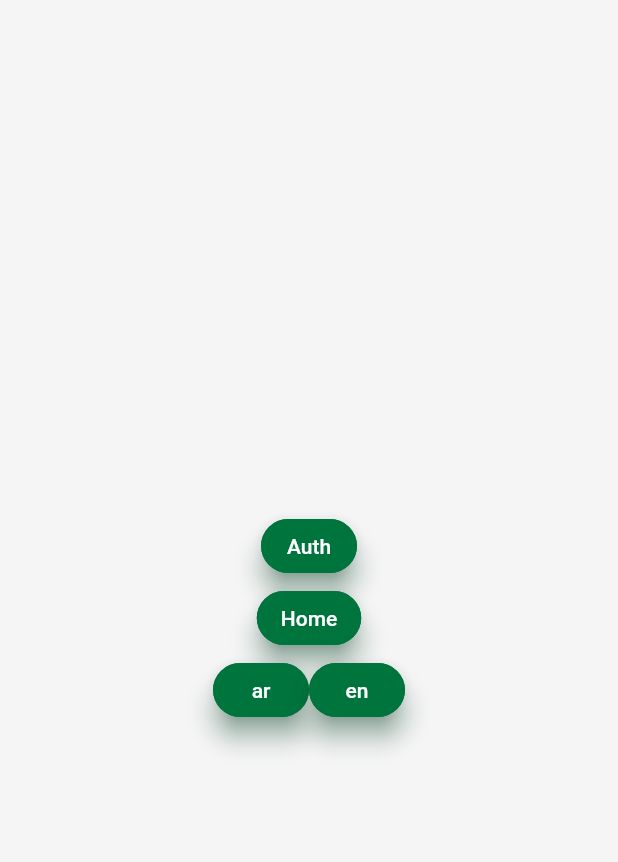
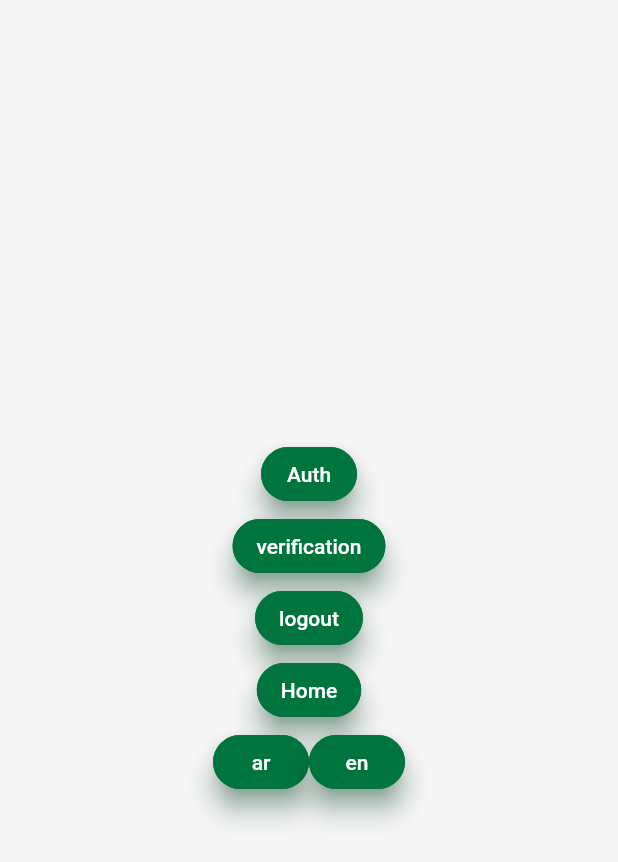
Before and after one commit to MohammadAssaf10/AsrarApp, a Flutter app: the screen it shows after launch, on a phone screen of 412 x 824 dp. Shown: the top 862 px of the screen. Run offline on Flutter 3.47's test engine with Material 2 defaults, Android fonts, the phone set to English and light mode, and no system bars; our stand-ins replace bloc, cached_network_image, cloud_firestore, dartz, equatable, firebase_auth and 10 more; accounts and stored records are empty; project files that could hold a hidden picture were left out.

Commit message:
add OAuth

```diff
--- a/lib/config/assets_manager.dart
+++ b/lib/config/assets_manager.dart
@@ -22,6 +22,8 @@ class IconAssets {
   static const String signOut = "$iconPath/sign_out.svg";
   static const String search = "$iconPath/search.svg";
   static const String dot = "$iconPath/dot.svg";
+  static const String gmail = "$iconPath/gmail.svg";
+  static const String apple = "$iconPath/apple.svg";
 }
 
 class JsonAssets {
--- a/lib/config/routes_manager.dart
+++ b/lib/config/routes_manager.dart
@@ -3,6 +3,7 @@ import 'package:flutter/material.dart';
 import '../core/app/di.dart';
 import '../features/auth/presentation/pages/auth_view.dart';
 import '../features/auth/presentation/pages/password_reset_view.dart';
+import '../features/auth/presentation/pages/verification_view.dart';
 import '../features/home/domain/entities/company_entities.dart';
 import '../features/home/domain/entities/service_entities.dart';
 import '../features/home/presentation/pages/main_view.dart';
@@ -25,6 +26,7 @@ class Routes {
 
   // auth rotes
   static const String auth = '/auth';
+  static const String verificationView = '/verification';
   static const String passwordReset = '/passwordReset';
 }
 
@@ -58,6 +60,9 @@ class RouteGenerator {
       case Routes.auth:
         return MaterialPageRoute(builder: (_) => Auth());
 
+      case Routes.verificationView:
+        return MaterialPageRoute(builder: (_) => VerificationView());
+
       case Routes.passwordReset:
         return MaterialPageRoute(builder: ((context) => PasswordResetView()));
       default:
--- a/lib/core/app/di.dart
+++ b/lib/core/app/di.dart
@@ -3,9 +3,9 @@ import 'package:get_it/get_it.dart';
 import 'package:internet_connection_checker/internet_connection_checker.dart';
 import 'package:shared_preferences/shared_preferences.dart';
 
-import '../../features/auth/data/data_sources/firebase.dart';
-import '../../features/auth/data/repository/repository_impl.dart';
-import '../../features/auth/domain/repository/repository.dart';
+import '../../features/auth/data/data_sources/firebase_auth_helper.dart';
+import '../../features/auth/data/repository/firebase_auth_repository.dart';
+import '../../features/auth/domain/repository/auth_repository.dart';
 import '../../features/home/data/repositories/file_repository_impl.dart';
 import '../../features/home/domain/repositories/file_repository.dart';
 import '../../features/home/domain/use_cases/get_company.dart';
--- a/lib/core/app/functions.dart
+++ b/lib/core/app/functions.dart
@@ -1,4 +1,3 @@
-import 'package:asrar_app/config/app_localizations.dart';
 import 'package:flutter/material.dart';
 import 'package:flutter/scheduler.dart';
 import 'package:flutter/services.dart';
@@ -6,7 +5,6 @@ import 'package:flutter_screenutil/flutter_screenutil.dart';
 import 'package:lottie/lottie.dart';
 
 import '../../config/color_manager.dart';
-import '../../config/strings_manager.dart';
 import '../../config/strings_manager.dart';
 import '../../config/styles_manager.dart';
 import '../../config/values_manager.dart';
--- a/lib/features/auth/domain/repository/repository.dart
+++ b/lib/features/auth/domain/repository/auth_repository.dart
@@ -5,7 +5,10 @@ import '../../data/models/requests.dart';
 import '../entities/user.dart';
 
 abstract class AuthRepository {
-  Future<Either<Failure, User>> login(LoginRequest loginRequest);
+  Future<Either<Failure, User>> loginViaEmail(LoginRequest loginRequest);
+  Future<Either<Failure, User>> loginViaGoogle();
+  Future<void> logOut();
+  Future<Either<Failure, User>> updateUserData(User user);
   Future<Either<Failure, User>> register(RegisterRequest registerRequest);
   Future<Either<Failure, void>> resetPassword(String email);
   Future<Either<Failure, User?>> getCurrentUserIfExists();
--- a/lib/features/auth/presentation/bloc/authentication_event.dart
+++ b/lib/features/auth/presentation/bloc/authentication_event.dart
@@ -11,6 +11,7 @@ class AppStarted extends AuthenticationEvent {
   @override
   List<Object?> get props => [];
 }
+
 class LoginButtonPressed extends AuthenticationEvent {
   final LoginRequest loginRequest;
 
@@ -18,6 +19,24 @@ class LoginButtonPressed extends AuthenticationEvent {
 
   @override
   List<Object?> get props => [loginRequest];
+}
+
+class GoogleLoginButtonPressed extends AuthenticationEvent {
+  @override
+  List<Object?> get props => [];
+}
+
+class MobileNumberEntered extends AuthenticationEvent {
+  final String mobileNumber;
+  MobileNumberEntered({
+    required this.mobileNumber,
+  });
+
+  @override
+  List<Object?> get props => [mobileNumber];
+
+  @override
+  String toString() => 'MobileNumberEntered(mobileNumber: $mobileNumber)';
 }
 
 class RegisterButtonPressed extends AuthenticationEvent {
@@ -37,3 +56,8 @@ class SendVerificationCodeButtonPressed extends AuthenticationEvent {
   @override
   List<Object?> get props => [email];
 }
+
+class LogOut extends AuthenticationEvent {
+  @override
+  List<Object?> get props => [];
+}
--- a/lib/features/auth/presentation/bloc/authentication_state.dart
+++ b/lib/features/auth/presentation/bloc/authentication_state.dart
@@ -1,13 +1,10 @@
 part of 'authentication_bloc.dart';
 
-abstract class AuthenticationState extends Equatable {
+abstract class AuthenticationState {
   const AuthenticationState();
 }
 
-class AuthenticationInitial extends AuthenticationState {
-  @override
-  List<Object> get props => [];
-}
+class AuthenticationInitial extends AuthenticationState {}
 
 class AuthenticationSuccess extends AuthenticationState {
   final User user;
@@ -15,19 +12,14 @@ class AuthenticationSuccess extends AuthenticationState {
   AuthenticationSuccess({
     required this.user,
   });
+
   @override
-  List<Object?> get props => [user];
+  String toString() => 'AuthenticationSuccess(user: $user)';
 }
 
-class AuthenticationInProgress extends AuthenticationState {
-  @override
-  List<Object?> get props => [];
-}
+class AuthenticationInProgress extends AuthenticationState {}
 
-class ResetPasswordRequestSuccess extends AuthenticationState {
-  @override
-  List<Object?> get props => [];
-}
+class ResetPasswordRequestSuccess extends AuthenticationState {}
 
 class AuthenticationFailed extends AuthenticationState {
   final String message;
@@ -37,3 +29,10 @@ class AuthenticationFailed extends AuthenticationState {
   @override
   List<Object?> get props => [message];
 }
+
+class PhoneNumberNeeded extends AuthenticationState {
+  @override
+  String toString() {
+    return super.toString();
+  }
+}
--- a/lib/splash.dart
+++ b/lib/splash.dart
@@ -1,8 +1,9 @@
-import 'package:asrar_app/language_cubit/language_cubit.dart';
 import 'package:flutter/material.dart';
 import 'package:flutter_bloc/flutter_bloc.dart';
 
 import 'config/routes_manager.dart';
+import 'features/auth/presentation/bloc/authentication_bloc.dart';
+import 'language_cubit/language_cubit.dart';
 
 class SplashScreen extends StatelessWidget {
   const SplashScreen({super.key});
@@ -19,6 +20,16 @@ class SplashScreen extends StatelessWidget {
                 Navigator.pushNamed(context, Routes.auth);
               },
               child: Text('Auth')),
+          ElevatedButton(
+              onPressed: () {
+                Navigator.pushNamed(context, Routes.verificationView);
+              },
+              child: Text('verification')),
+          ElevatedButton(
+              onPressed: () {
+                BlocProvider.of<AuthenticationBloc>(context).add(LogOut());
+              },
+              child: Text('logout')),
           ElevatedButton(
               onPressed: () {
                 Navigator.pushNamed(context, Routes.homeRoute);
--- a/pubspec.yaml
+++ b/pubspec.yaml
@@ -29,6 +29,7 @@ dependencies:
   get_it: ^7.2.0
   lottie: ^2.1.0
   flutter_svg: ^1.1.6
+  google_sign_in: ^5.4.4
 
 dev_dependencies:
   flutter_test:
```
Also changed, not shown: lib/features/auth/data/data_sources/firebase_auth_helper.dart (renamed from lib/features/auth/data/data_sources/firebase.dart, +35 -3 lines), lib/features/auth/data/repository/firebase_auth_repository.dart (renamed from lib/features/auth/data/repository/repository_impl.dart, +41 -5 lines), lib/features/auth/domain/entities/user.dart (+12 -4 lines), lib/features/auth/presentation/bloc/authentication_bloc.dart (+50 -4 lines), lib/features/auth/presentation/common/functions.dart (+48 -9 lines), lib/features/auth/presentation/pages/auth_view.dart (+19 -0 lines), lib/features/auth/presentation/pages/verification_view.dart (added, +47 -0 lines), assets/icons/apple.svg (added), assets/icons/gmail.svg (added), lib/firebase_options.dart, pubspec.lock, 1 other file.
